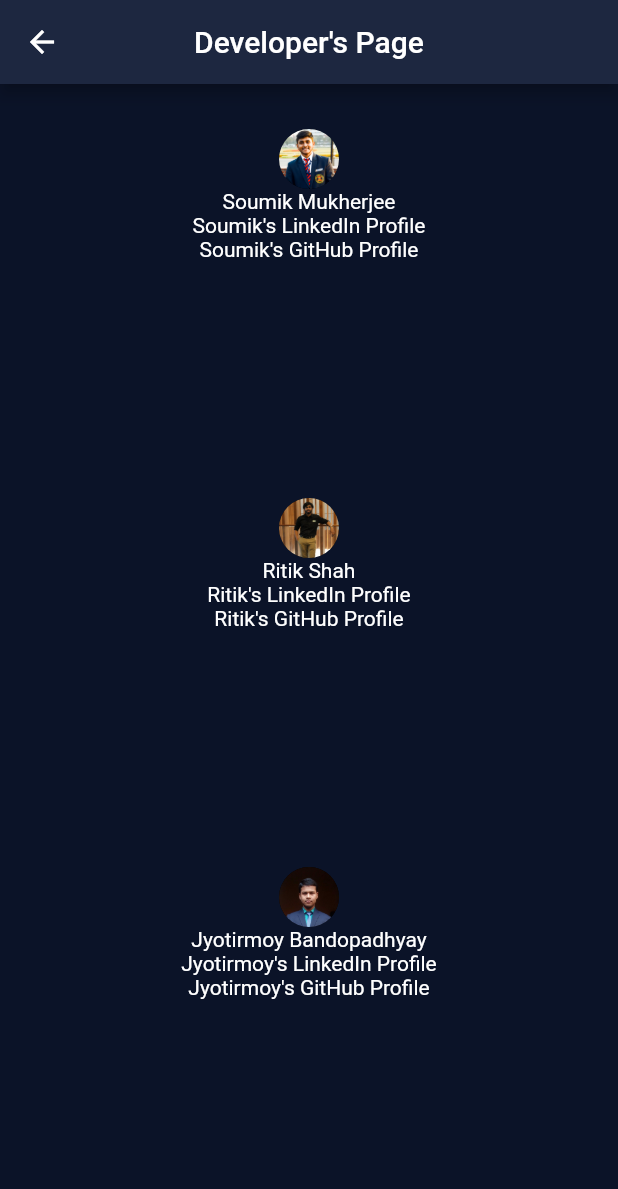
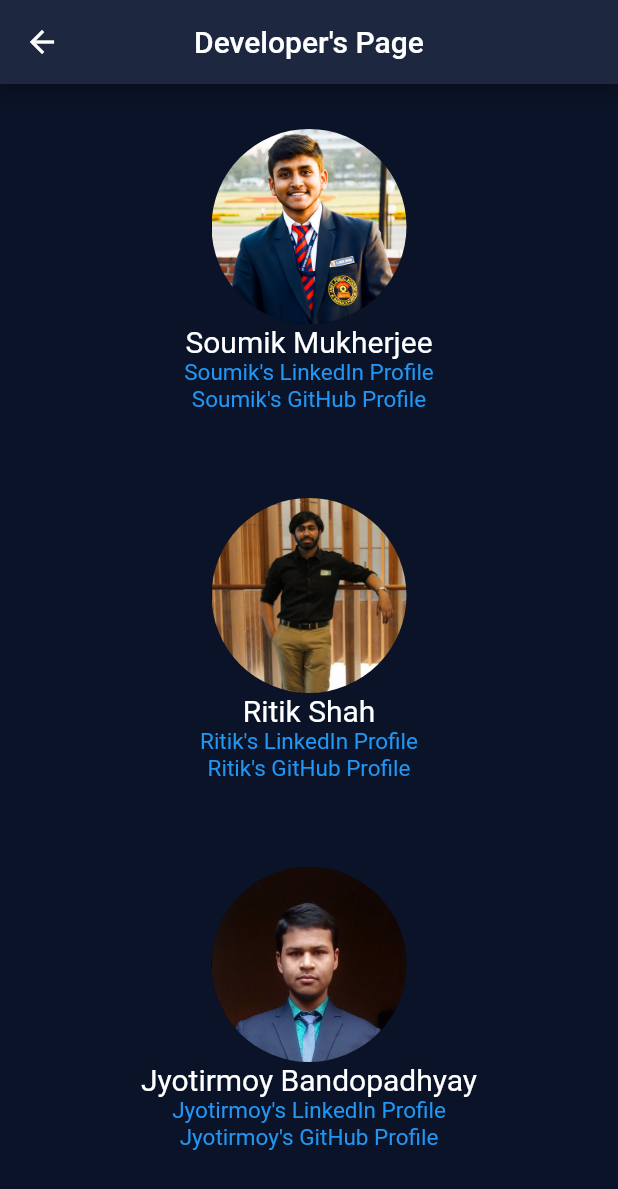
Before and after one commit to CoDi-YaPa/Messiah, a Flutter app: the DevelopersPage screen opened directly, on a phone screen of 412 x 824 dp. Shown: the top 1189 px of the screen. Run offline on Flutter 3.47's test engine with Material 2 defaults, Android fonts, the light colour scheme and no system bars; our stand-ins replace auto_size_text.

Commit message:
developer's page made

```diff
--- a/messiah_app/lib/Screens/DevelopersPage.dart
+++ b/messiah_app/lib/Screens/DevelopersPage.dart
@@ -1,3 +1,4 @@
+import 'package:flutter/gestures.dart';
 import 'package:flutter/material.dart';
 import 'package:flutter/widgets.dart';
 import 'BackPage.dart';
@@ -34,10 +35,47 @@ class _DevelopersPageState extends State<DevelopersPage> {
                     children: [
                       CircleAvatar(
                         backgroundImage: AssetImage('images/sm.jpg'),
+                        radius: 65.0,
                       ),
-                      Text('Soumik Mukherjee'),
-                      Text("Soumik's LinkedIn Profile"),
-                      Text("Soumik's GitHub Profile"),
+                      Text(
+                        'Soumik Mukherjee',
+                        style: TextStyle(fontSize: 20.0),
+                      ),
+                      RichText(
+                        text: TextSpan(children: [
+                          TextSpan(
+                              text: "Soumik's LinkedIn Profile",
+                              style:
+                                  TextStyle(fontSize: 15.0, color: Colors.blue),
+                              recognizer: TapGestureRecognizer()
+                                ..onTap = () async {
+                                  var url =
+                                      "https://www.linkedin.com/in/soumik-mukherjee-438b451b5/";
+                                  if (await canLaunch(url)) {
+                                    await launch(url);
+                                  } else {
+                                    throw "Failed to open LinkedIn";
+                                  }
+                                })
+                        ]),
+                      ),
+                      RichText(
+                        text: TextSpan(children: [
+                          TextSpan(
+                              text: "Soumik's GitHub Profile",
+                              style:
+                                  TextStyle(fontSize: 15.0, color: Colors.blue),
+                              recognizer: TapGestureRecognizer()
+                                ..onTap = () async {
+                                  var url = "https://github.com/Procoder16";
+                                  if (await canLaunch(url)) {
+                                    await launch(url);
+                                  } else {
+                                    throw "Failed to open GitHub";
+                                  }
+                                })
+                        ]),
+                      ),
                     ],
                   ),
                 ),
@@ -48,10 +86,47 @@ class _DevelopersPageState extends State<DevelopersPage> {
                     children: [
                       CircleAvatar(
                         backgroundImage: AssetImage('images/rs.jpg'),
+                        radius: 65.0,
                       ),
-                      Text('Ritik Shah'),
-                      Text("Ritik's LinkedIn Profile"),
-                      Text("Ritik's GitHub Profile"),
+                      Text(
+                        'Ritik Shah',
+                        style: TextStyle(fontSize: 20.0),
+                      ),
+                      RichText(
+                        text: TextSpan(children: [
+                          TextSpan(
+                              text: "Ritik's LinkedIn Profile",
+                              style:
+                                  TextStyle(fontSize: 15.0, color: Colors.blue),
+                              recognizer: TapGestureRecognizer()
+                                ..onTap = () async {
+                                  var url =
+                                      "https://www.linkedin.com/in/ritik-shah-73148a210/";
+                                  if (await canLaunch(url)) {
+                                    await launch(url);
+                                  } else {
+                                    throw "Failed to open LinkedIn";
+                                  }
+                                })
+                        ]),
+                      ),
+                      RichText(
+                        text: TextSpan(children: [
+                          TextSpan(
+                              text: "Ritik's GitHub Profile",
+                              style:
+                                  TextStyle(fontSize: 15.0, color: Colors.blue),
+                              recognizer: TapGestureRecognizer()
+                                ..onTap = () async {
+                                  var url = "https://github.com/ritik-1302";
+                                  if (await canLaunch(url)) {
+                                    await launch(url);
+                                  } else {
+                                    throw "Failed to open GitHub";
+                                  }
+                                })
+                        ]),
+                      ),
                     ],
                   ),
                 ),
@@ -62,10 +137,47 @@ class _DevelopersPageState extends State<DevelopersPage> {
                     children: [
                       CircleAvatar(
                         backgroundImage: AssetImage('images/jb.jpg'),
+                        radius: 65.0,
                       ),
-                      Text('Jyotirmoy Bandopadhyay'),
-                      Text("Jyotirmoy's LinkedIn Profile"),
-                      Text("Jyotirmoy's GitHub Profile"),
+                      Text(
+                        'Jyotirmoy Bandopadhyay',
+                        style: TextStyle(fontSize: 20.0),
+                      ),
+                      RichText(
+                        text: TextSpan(children: [
+                          TextSpan(
+                              text: "Jyotirmoy's LinkedIn Profile",
+                              style:
+                                  TextStyle(fontSize: 15.0, color: Colors.blue),
+                              recognizer: TapGestureRecognizer()
+                                ..onTap = () async {
+                                  var url =
+                                      "https://www.linkedin.com/in/bravo68web/";
+                                  if (await canLaunch(url)) {
+                                    await launch(url);
+                                  } else {
+                                    throw "Failed to open LinkedIn";
+                                  }
+                                })
+                        ]),
+                      ),
+                      RichText(
+                        text: TextSpan(children: [
+                          TextSpan(
+                              text: "Jyotirmoy's GitHub Profile",
+                              style:
+                                  TextStyle(fontSize: 15.0, color: Colors.blue),
+                              recognizer: TapGestureRecognizer()
+                                ..onTap = () async {
+                                  var url = "https://github.com/BRAVO68WEB";
+                                  if (await canLaunch(url)) {
+                                    await launch(url);
+                                  } else {
+                                    throw "Failed to open GitHub";
+                                  }
+                                })
+                        ]),
+                      ),
                     ],
                   ),
                 ),
```
